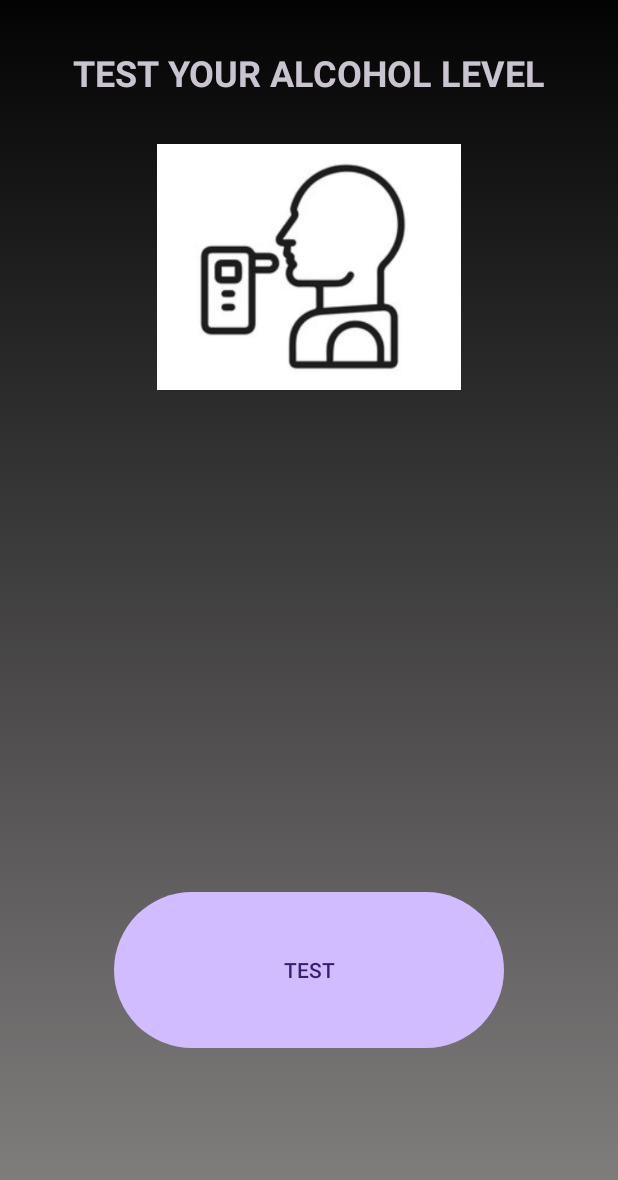
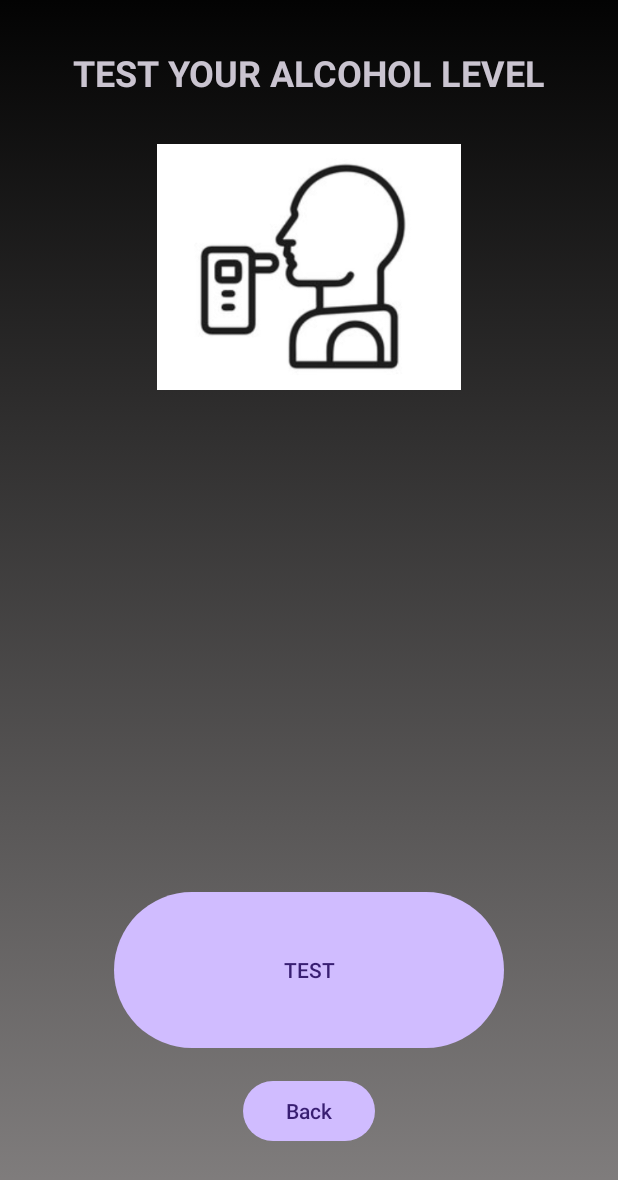
Before and after one commit to SFarhatComp/AlcoholSensor, an Android app: the TestActivity screen opened directly, with no data from a screen before it, on a phone screen of 412 x 824 dp. Shown: the top 1180 px of the screen. Run offline under Robolectric (Android 15) with nearby library versions, the phone set to English and light mode, and no system bars; our stand-ins replace Room's generated code.

Commit message:
QOL TestActivity

```diff
--- a/app/src/main/java/com/example/applicationsprint1/TestActivity.java
+++ b/app/src/main/java/com/example/applicationsprint1/TestActivity.java
@@ -54,6 +54,7 @@ public class TestActivity extends AppCompatActivity {
 
     private boolean testing;
     Button testButton;
+    Button backButton;
     BLEService ble;
     Intent gattServiceIntent;
     IntentFilter intentFilter;
@@ -91,6 +92,8 @@ public class TestActivity extends AppCompatActivity {
         constraintLayout= findViewById(R.id.constraintLayout);
         setupUI();
         CreateDialog();
+        Latitude="Unknown";
+        Longitude="Unknown";
 
 
         if (ContextCompat.checkSelfPermission(TestActivity.this, Manifest.permission.CALL_PHONE) != PackageManager.PERMISSION_GRANTED){
@@ -122,6 +125,7 @@ public class TestActivity extends AppCompatActivity {
 
     private void setupUI(){
         testButton = findViewById(R.id.button);
+        backButton = findViewById(R.id.BackButton2);
         tv = (TextView) findViewById(R.id.textView2);
         testButton.setText("TEST");
 
@@ -133,6 +137,12 @@ public class TestActivity extends AppCompatActivity {
                 }
 
 
+        });
+        backButton.setOnClickListener(new View.OnClickListener() {
+            @Override
+            public void onClick(View view) {
+                finish();
+            }
         });
     }
 
@@ -261,6 +271,7 @@ public class TestActivity extends AppCompatActivity {
         public void onReceive(Context context, Intent intent) {
 
             final String action = intent.getAction();
+            backButton.setVisibility(View.GONE);
             tv.setText("Please blow into the sensor  for 5 seconds");
             testButton.setText("Currently Testing ");
             String s = intent.getStringExtra(BLEService.SERIALOUPUT);
--- a/app/src/main/res/layout/testeractivity.xml
+++ b/app/src/main/res/layout/testeractivity.xml
@@ -50,4 +50,14 @@
         app:layout_constraintStart_toStartOf="parent"
         app:layout_constraintTop_toTopOf="parent" />
 
+    <Button
+        android:id="@+id/BackButton2"
+        android:layout_width="wrap_content"
+        android:layout_height="wrap_content"
+        android:layout_marginTop="14dp"
+        android:text="Back"
+        app:layout_constraintEnd_toEndOf="parent"
+        app:layout_constraintStart_toStartOf="parent"
+        app:layout_constraintTop_toBottomOf="@+id/button" />
+
 </androidx.constraintlayout.widget.ConstraintLayout>
```
